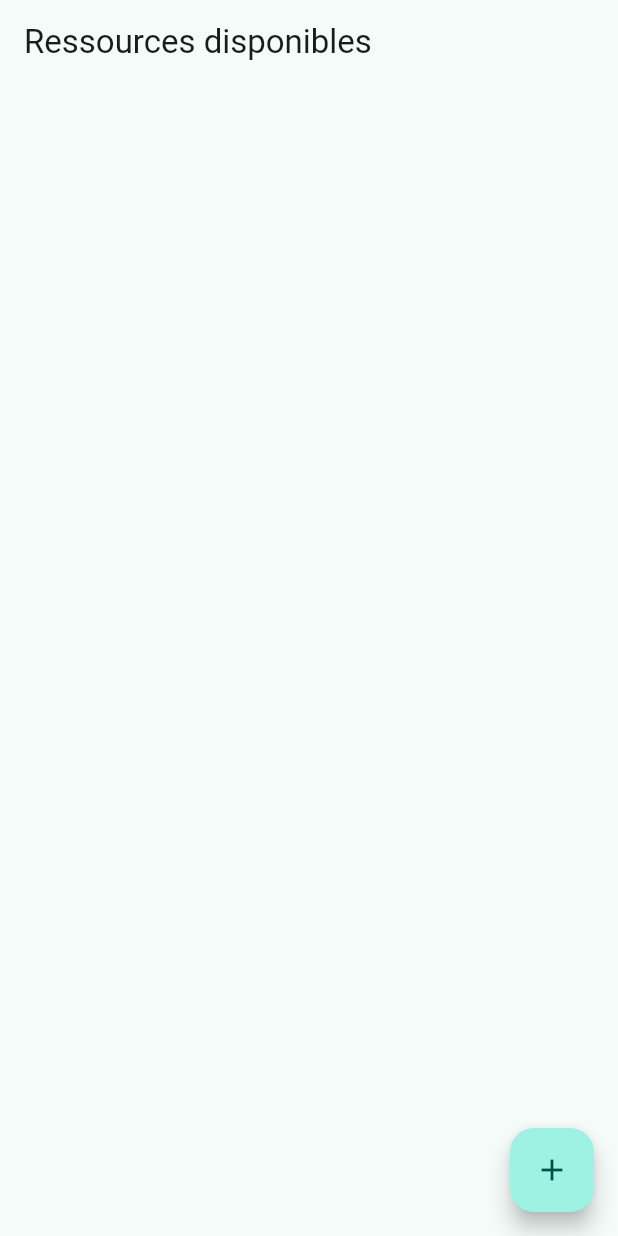
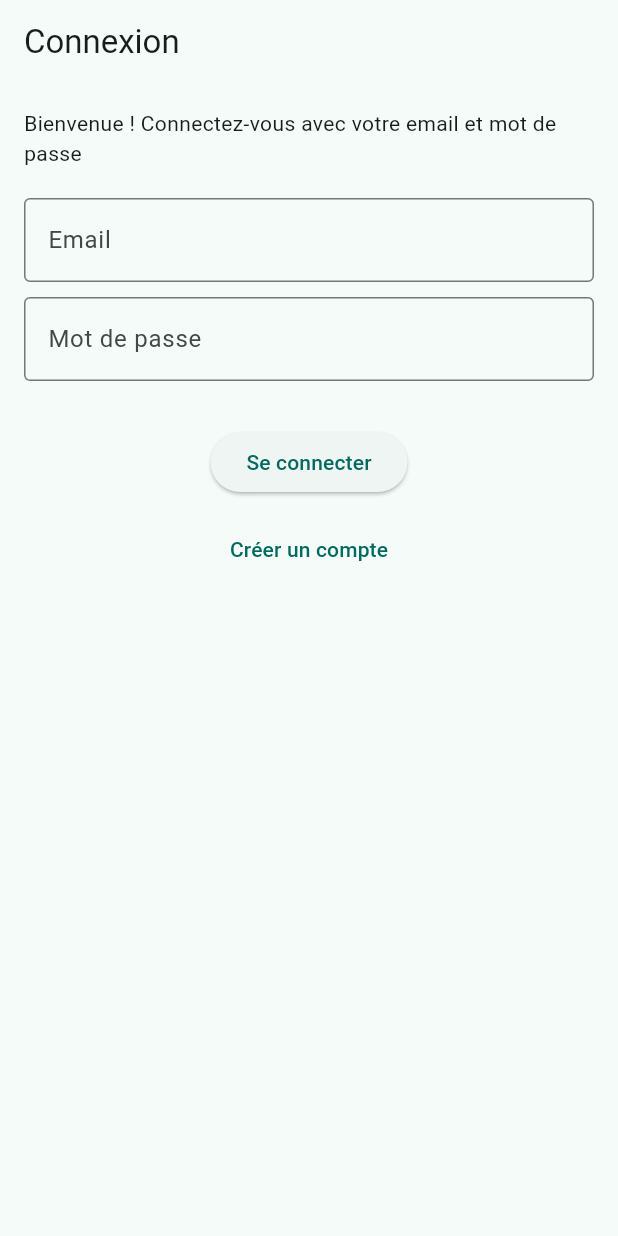
Before and after one commit to 1ghada/flutterproject, a Flutter app: the screen it shows after launch, on a phone screen of 412 x 824 dp. Run offline on Flutter 3.47's test engine with Material 3 defaults, Android fonts, the phone set to English and light mode, and no system bars; our stand-ins replace sqflite; accounts and stored records are empty.

Commit message:
second commit

```diff
--- a/lib/main.dart
+++ b/lib/main.dart
@@ -1,5 +1,9 @@
 import 'package:flutter/material.dart';
-import 'views/ressource_page.dart'; // Assure-toi que ce fichier existe bien
+import 'package:provider/provider.dart';
+import 'package:flutter_booking/providers/auth_provider.dart';
+import 'views/auth/login_view.dart'; // Page de connexion
+import 'views/auth/signup_view.dart'; // Page de création de compte
+import 'views/ressource_page.dart'; // Page des ressources
 
 void main() {
   runApp(const MyApp());
@@ -10,14 +14,43 @@ class MyApp extends StatelessWidget {
 
   @override
   Widget build(BuildContext context) {
-    return MaterialApp(
-      title: 'Flutter Booking',
-      theme: ThemeData(
-        colorScheme: ColorScheme.fromSeed(seedColor: Colors.teal),
-        useMaterial3: true,
+    return MultiProvider(
+      providers: [
+        // Fournisseur pour AuthProvider
+        ChangeNotifierProvider(create: (context) => AuthProvider()),
+      ],
+      child: MaterialApp(
+        title: 'Flutter Booking',
+        theme: ThemeData(
+          colorScheme: ColorScheme.fromSeed(seedColor: Colors.teal),
+          useMaterial3: true,
+        ),
+        // La logique pour décider de la première page à afficher
+        home: const AuthWrapper(),
+        routes: {
+          '/login': (context) => const LoginView(),
+          '/signup': (context) => const SignupView(), // Route vers Signup
+          '/home': (context) => const ResourcePage(),
+        },
+        debugShowCheckedModeBanner: false,
       ),
-      home: const ResourcePage(), // 👈 On affiche directement la page des ressources
-      debugShowCheckedModeBanner: false,
     );
   }
 }
+
+class AuthWrapper extends StatelessWidget {
+  const AuthWrapper({super.key});
+
+  @override
+  Widget build(BuildContext context) {
+    // Vérifier si l'utilisateur est connecté avec le provider
+    final authProvider = Provider.of<AuthProvider>(context);
+    if (authProvider.isAuthenticated) {
+      // Si l'utilisateur est connecté, afficher la page des ressources
+      return const ResourcePage();
+    } else {
+      // Si l'utilisateur n'est pas connecté, afficher la page de connexion
+      return const LoginView();
+    }
+  }
+}
--- /dev/null
+++ b/lib/models/user.dart
@@ -0,0 +1,44 @@
+class User {
+  final String id;
+  final String name;
+  final String email;
+  final String password;  // Mot de passe
+  final String role; // 'admin', 'manager', 'user'
+
+  User({
+    required this.id,
+    required this.name,
+    required this.email,
+    required this.password,
+    required this.role,
+  });
+
+  factory User.fromJson(Map<String, dynamic> json) {
+    return User(
+      id: json['id'],
+      name: json['name'],
+      email: json['email'],
+      password: json['password'],  // On charge le mot de passe
+      role: json['role'],
+    );
+  }
+
+  Map<String, dynamic> toJson() => {
+    'id': id,
+    'name': name,
+    'email': email,
+    'password': password,  // On enregistre le mot de passe
+    'role': role,
+  };
+
+  // Pour faire une copie de l'utilisateur avec un nouvel ID
+  User copyWith({String? id}) {
+    return User(
+      id: id ?? this.id,
+      name: this.name,
+      email: this.email,
+      password: this.password,
+      role: this.role,
+    );
+  }
+}
--- /dev/null
+++ b/lib/providers/auth_provider.dart
@@ -0,0 +1,32 @@
+import 'package:flutter/material.dart';
+import 'package:flutter_booking/models/user.dart';
+
+class AuthProvider with ChangeNotifier {
+  User? _user;
+
+  bool get isAuthenticated => _user != null;
+
+  String get userRole => _user?.role ?? 'user';
+
+  // Méthode de login
+  Future<void> login(String email, String password) async {
+    // Logique pour la connexion de l'utilisateur
+    // Exemple : vérifier dans la base de données si l'email et le mot de passe correspondent
+    // Puis assigner à _user si la connexion réussie
+  }
+
+  // Méthode de création de compte (signup)
+  Future<void> signup(User user) async {
+    // Logique pour enregistrer un nouvel utilisateur
+    // Exemple : enregistrer l'utilisateur dans la base de données
+    // Après cela, tu peux assigner à _user
+    _user = user;
+    notifyListeners();
+  }
+
+  // Méthode pour déconnecter l'utilisateur
+  void logout() {
+    _user = null;
+    notifyListeners();
+  }
+}
--- /dev/null
+++ b/lib/views/auth/login_view.dart
@@ -0,0 +1,85 @@
+import 'package:flutter/material.dart';
+import 'package:provider/provider.dart';
+import 'package:flutter_booking/providers/auth_provider.dart';
+import 'signup_view.dart'; // Assurez-vous que ce chemin est correct
+
+class LoginView extends StatefulWidget {
+  const LoginView({super.key});
+
+  @override
+  State<LoginView> createState() => _LoginViewState();
+}
+
+class _LoginViewState extends State<LoginView> {
+  final TextEditingController _emailController = TextEditingController();
+  final TextEditingController _passwordController = TextEditingController();
+  String? _error;
+
+  Future<void> _login() async {
+    final authProvider = Provider.of<AuthProvider>(context, listen: false);
+    try {
+      await authProvider.login(_emailController.text.trim(), _passwordController.text.trim());
+
+      final role = authProvider.userRole;
+
+      if (role == 'admin') {
+        Navigator.pushReplacementNamed(context, '/admin');
+      } else if (role == 'manager') {
+        Navigator.pushReplacementNamed(context, '/manager');
+      } else {
+        Navigator.pushReplacementNamed(context, '/home');
+      }
+    } catch (e) {
+      setState(() {
+        _error = 'Utilisateur non trouvé ou mot de passe incorrect !';
+      });
+    }
+  }
+
+  @override
+  Widget build(BuildContext context) {
+    return Scaffold(
+      appBar: AppBar(title: const Text('Connexion')),
+      body: Padding(
+        padding: const EdgeInsets.all(16.0),
+        child: Column(
+          children: [
+            const Text('Bienvenue ! Connectez-vous avec votre email et mot de passe'),
+            const SizedBox(height: 20),
+            TextField(
+              controller: _emailController,
+              decoration: const InputDecoration(
+                labelText: 'Email',
+                border: OutlineInputBorder(),
+              ),
+            ),
+            const SizedBox(height: 10),
+            TextField(
+              controller: _passwordController,
+              obscureText: true,  // Masque le mot de passe
+              decoration: const InputDecoration(
+                labelText: 'Mot de passe',
+                border: OutlineInputBorder(),
+              ),
+            ),
+            const SizedBox(height: 10),
+            if (_error != null)
+              Text(_error!, style: const TextStyle(color: Colors.red)),
+            const SizedBox(height: 20),
+            ElevatedButton(
+              onPressed: _login,
+              child: const Text('Se connecter'),
+            ),
+            const SizedBox(height: 10),
+            TextButton(
+              onPressed: () {
+                Navigator.pushReplacementNamed(context, '/signup'); // Aller vers la page de signup
+              },
+              child: const Text("Créer un compte"),
+            ),
+          ],
+        ),
+      ),
+    );
+  }
+}
--- a/pubspec.yaml
+++ b/pubspec.yaml
@@ -14,6 +14,7 @@ dependencies:
   sqflite: ^2.3.0
   path: ^1.8.3
   path_provider: ^2.0.15
+  provider: ^6.1.1  # ← Assure-toi que cette ligne est bien alignée
 
 dev_dependencies:
   flutter_test:
```
Also changed, not shown: lib/db/database.dart (+14 -1 lines), lib/models/reservation.dart (added, +40 -0 lines), lib/models/resource.dart (+22 -2 lines), lib/services/reservation_service.dart (added, +43 -0 lines), lib/views/auth/signup_view.dart (added, +89 -0 lines), lib/views/calendar/reservation_page.dart (added, +148 -0 lines), lib/views/home/home_page.dart (added, +62 -0 lines), pubspec.lock.
